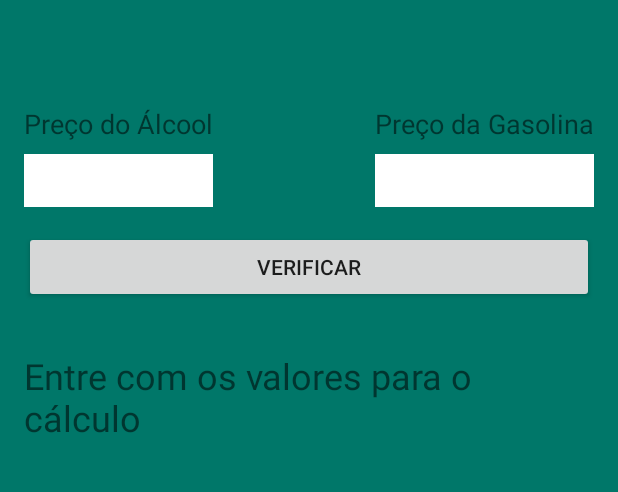
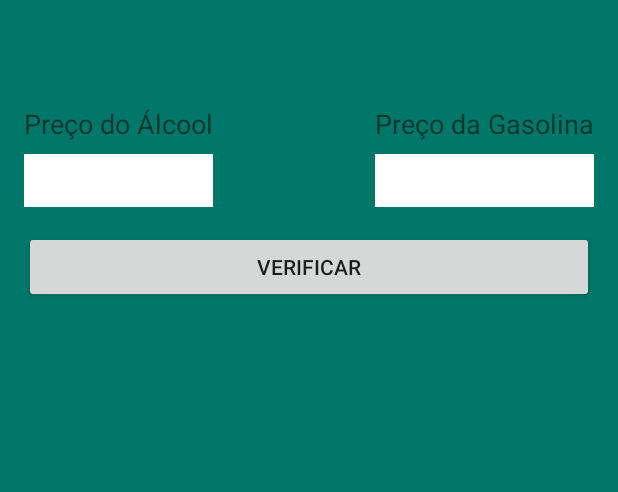
Before and after one commit to inhandui/alcoolougasolina-15apps, an Android app: the screen it shows after launch (MainActivity), after a tap on "VERIFICAR", on a phone screen of 412 x 824 dp, the part 255-747 px from its top. Run offline under Robolectric (Android 15) with nearby library versions, the phone set to English and light mode, and no system bars.

```diff
--- a/app/src/main/java/com/cursoandroid/alcoolougasolina/MainActivity.java
+++ b/app/src/main/java/com/cursoandroid/alcoolougasolina/MainActivity.java
@@ -7,6 +7,7 @@ import android.view.View;
 import android.widget.Button;
 import android.widget.EditText;
 import android.widget.TextView;
+import android.widget.Toast;
 
 public class MainActivity extends AppCompatActivity {
 
@@ -45,7 +46,7 @@ public class MainActivity extends AppCompatActivity {
                 sPrecoGasolina = precoGasolina.getText().toString();
 
                 if (sPrecoAlcool.isEmpty() || sPrecoGasolina.isEmpty()){
-                    resultado.setText(getText(R.string.erro));
+                    Toast.makeText(getApplicationContext(), getText(R.string.erro), Toast.LENGTH_SHORT ).show();
                 }
                 else{
                     //Get int values from string prices.
```
